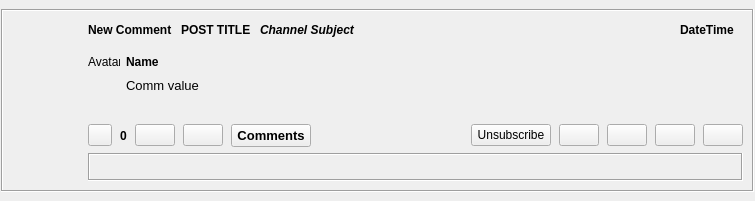
Before: the Qt Designer form retroshare-gui/src/gui/feeds/BoardsCommentsItem.ui in RetroShare/RetroShare, drawn with Qt 5.
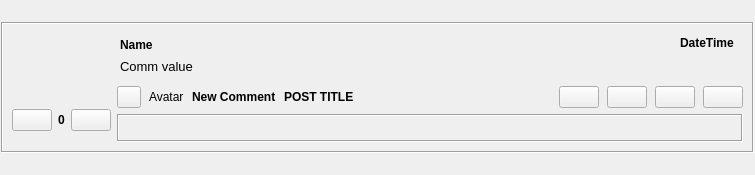
After: the same form once the commit is applied. Custom widgets are drawn as their Qt base class.

The edit to the form file:
```diff
--- a/retroshare-gui/src/gui/feeds/BoardsCommentsItem.ui
+++ b/retroshare-gui/src/gui/feeds/BoardsCommentsItem.ui
@@ -7,7 +7,7 @@
     <x>0</x>
     <y>0</y>
     <width>755</width>
-    <height>201</height>
+    <height>175</height>
    </rect>
   </property>
   <layout class="QGridLayout" name="gridLayout_3">
@@ -23,7 +23,7 @@
    <property name="bottomMargin">
     <number>1</number>
    </property>
-   <item row="0" column="0">
+   <item row="1" column="0">
     <widget class="QFrame" name="mainFrame">
      <property name="sizePolicy">
       <sizepolicy hsizetype="Expanding" vsizetype="Fixed">
@@ -41,288 +41,9 @@
       <enum>QFrame::Sunken</enum>
      </property>
      <layout class="QGridLayout" name="gridLayout_2">
-      <item row="0" column="0" rowspan="4">
-       <layout class="QVBoxLayout" name="verticalLayout">
-        <item>
-         <widget class="QLabel" name="logoLabel">
-          <property name="sizePolicy">
-           <sizepolicy hsizetype="Preferred" vsizetype="Maximum">
-            <horstretch>0</horstretch>
-            <verstretch>0</verstretch>
-           </sizepolicy>
-          </property>
-          <property name="minimumSize">
-           <size>
-            <width>70</width>
-            <height>70</height>
-           </size>
-          </property>
-          <property name="maximumSize">
-           <size>
-            <width>70</width>
-            <height>70</height>
-           </size>
-          </property>
-          <property name="text">
-           <string/>
-          </property>
-          <property name="scaledContents">
-           <bool>true</bool>
-          </property>
-          <property name="alignment">
-           <set>Qt::AlignCenter</set>
-          </property>
-         </widget>
-        </item>
-        <item>
-         <spacer name="verticalSpacer">
-          <property name="orientation">
-           <enum>Qt::Vertical</enum>
-          </property>
-          <property name="sizeHint" stdset="0">
-           <size>
-            <width>20</width>
-            <height>40</height>
-           </size>
-          </property>
-         </spacer>
-        </item>
-       </layout>
-      </item>
-      <item row="0" column="1">
-       <layout class="QHBoxLayout" name="tilteHLayout">
-        <property name="spacing">
-         <number>9</number>
-        </property>
-        <property name="rightMargin">
-         <number>9</number>
-        </property>
-        <item>
-         <widget class="QLabel" name="newCommentLabel">
-          <property name="sizePolicy">
-           <sizepolicy hsizetype="Preferred" vsizetype="Preferred">
-            <horstretch>0</horstretch>
-            <verstretch>0</verstretch>
-           </sizepolicy>
-          </property>
-          <property name="font">
-           <font>
-            <weight>75</weight>
-            <bold>true</bold>
-           </font>
-          </property>
-          <property name="text">
-           <string>New Comment</string>
-          </property>
-          <property name="scaledContents">
-           <bool>true</bool>
-          </property>
-         </widget>
-        </item>
-        <item>
-         <widget class="QLabel" name="subjectLabel">
-          <property name="font">
-           <font>
-            <weight>75</weight>
-            <bold>true</bold>
-           </font>
-          </property>
-          <property name="text">
-           <string notr="true">POST TITLE</string>
-          </property>
-          <property name="openExternalLinks">
-           <bool>true</bool>
-          </property>
-         </widget>
-        </item>
-        <item>
-         <widget class="QLabel" name="titleLabel">
-          <property name="sizePolicy">
-           <sizepolicy hsizetype="Preferred" vsizetype="Preferred">
-            <horstretch>0</horstretch>
-            <verstretch>0</verstretch>
-           </sizepolicy>
-          </property>
-          <property name="font">
-           <font>
-            <weight>75</weight>
-            <italic>true</italic>
-            <bold>true</bold>
-           </font>
-          </property>
-          <property name="text">
-           <string notr="true">Channel Subject</string>
-          </property>
-          <property name="scaledContents">
-           <bool>false</bool>
-          </property>
-          <property name="openExternalLinks">
-           <bool>true</bool>
-          </property>
-         </widget>
-        </item>
-        <item>
-         <spacer name="horizontalSpacer">
-          <property name="orientation">
-           <enum>Qt::Horizontal</enum>
-          </property>
-          <property name="sizeHint" stdset="0">
-           <size>
-            <width>40</width>
-            <height>20</height>
-           </size>
-          </property>
-         </spacer>
-        </item>
-        <item>
-         <widget class="QLabel" name="datetimeLabel">
-          <property name="font">
-           <font>
-            <weight>75</weight>
-            <bold>true</bold>
-           </font>
-          </property>
-          <property name="text">
-           <string notr="true">DateTime</string>
-          </property>
-         </widget>
-        </item>
-       </layout>
-      </item>
-      <item row="1" column="1">
-       <widget class="QFrame" name="commentFrame">
-        <property name="sizePolicy">
-         <sizepolicy hsizetype="Expanding" vsizetype="Preferred">
-          <horstretch>0</horstretch>
-          <verstretch>0</verstretch>
-         </sizepolicy>
-        </property>
-        <property name="styleSheet">
-         <string notr="true"/>
-        </property>
-        <layout class="QGridLayout" name="gridLayout">
-         <property name="sizeConstraint">
-          <enum>QLayout::SetDefaultConstraint</enum>
-         </property>
-         <property name="leftMargin">
-          <number>0</number>
-         </property>
-         <property name="topMargin">
-          <number>0</number>
-         </property>
-         <property name="rightMargin">
-          <number>0</number>
-         </property>
-         <property name="bottomMargin">
-          <number>0</number>
-         </property>
-         <property name="horizontalSpacing">
-          <number>6</number>
-         </property>
-         <property name="verticalSpacing">
-          <number>0</number>
-         </property>
-         <item row="0" column="3">
-          <spacer name="horizontalSpacer_3">
-           <property name="orientation">
-            <enum>Qt::Horizontal</enum>
-           </property>
-           <property name="sizeType">
-            <enum>QSizePolicy::Expanding</enum>
-           </property>
-           <property name="sizeHint" stdset="0">
-            <size>
-             <width>288</width>
-             <height>17</height>
-            </size>
-           </property>
-          </spacer>
-         </item>
-         <item row="1" column="0">
-          <spacer name="verticalSpacer_3">
-           <property name="orientation">
-            <enum>Qt::Vertical</enum>
-           </property>
-           <property name="sizeHint" stdset="0">
-            <size>
-             <width>20</width>
-             <height>40</height>
-            </size>
-           </property>
-          </spacer>
-         </item>
-         <item row="0" column="2">
-          <widget class="GxsIdLabel" name="nameLabel">
-           <property name="sizePolicy">
-            <sizepolicy hsizetype="Preferred" vsizetype="Preferred">
-             <horstretch>0</horstretch>
-             <verstretch>0</verstretch>
-            </sizepolicy>
-           </property>
-           <property name="font">
-            <font>
-             <weight>75</weight>
-             <bold>true</bold>
-            </font>
-           </property>
-           <property name="text">
-            <string>Name</string>
-           </property>
-           <property name="alignment">
-            <set>Qt::AlignLeading|Qt::AlignLeft|Qt::AlignVCenter</set>
-           </property>
-          </widget>
-         </item>
-         <item row="0" column="0">
-          <widget class="QLabel" name="avatarLabel">
-           <property name="minimumSize">
-            <size>
-             <width>32</width>
-             <height>32</height>
-            </size>
-           </property>
-           <property name="maximumSize">
-            <size>
-             <width>32</width>
-             <height>32</height>
-            </size>
-           </property>
-           <property name="text">
-            <string>Avatar</string>
-           </property>
-          </widget>
-         </item>
-         <item row="1" column="2" colspan="2">
-          <widget class="QLabel" name="commLabel">
-           <property name="sizePolicy">
-            <sizepolicy hsizetype="Preferred" vsizetype="Preferred">
-             <horstretch>0</horstretch>
-             <verstretch>0</verstretch>
-            </sizepolicy>
-           </property>
-           <property name="font">
-            <font>
-             <family>MS Sans Serif</family>
-             <pointsize>10</pointsize>
-            </font>
-           </property>
-           <property name="text">
-            <string>Comm value</string>
-           </property>
-           <property name="alignment">
-            <set>Qt::AlignLeading|Qt::AlignLeft|Qt::AlignTop</set>
-           </property>
-           <property name="wordWrap">
-            <bool>true</bool>
-           </property>
-           <property name="textInteractionFlags">
-            <set>Qt::LinksAccessibleByMouse|Qt::TextSelectableByMouse</set>
-           </property>
-          </widget>
-         </item>
-        </layout>
-       </widget>
-      </item>
+      <property name="topMargin">
+       <number>9</number>
+      </property>
       <item row="2" column="1">
        <layout class="QHBoxLayout" name="buttonHLayout">
         <property name="spacing">
@@ -354,7 +75,20 @@
          </widget>
         </item>
         <item>
-         <widget class="QLabel" name="scoreLabel">
+         <widget class="QLabel" name="logoLabel">
+          <property name="text">
+           <string>Avatar</string>
+          </property>
+         </widget>
+        </item>
+        <item>
+         <widget class="QLabel" name="newCommentLabel">
+          <property name="sizePolicy">
+           <sizepolicy hsizetype="Preferred" vsizetype="Preferred">
+            <horstretch>0</horstretch>
+            <verstretch>0</verstretch>
+           </sizepolicy>
+          </property>
           <property name="font">
            <font>
             <weight>75</weight>
@@ -362,42 +96,26 @@
            </font>
           </property>
           <property name="text">
-           <string>0</string>
+           <string>New Comment</string>
           </property>
-         </widget>
-        </item>
-        <item>
-         <widget class="QPushButton" name="voteUpButton">
-          <property name="toolTip">
-           <string>I like this</string>
+          <property name="scaledContents">
+           <bool>true</bool>
           </property>
-          <property name="text">
-           <string/>
-          </property>
          </widget>
         </item>
         <item>
-         <widget class="QPushButton" name="voteDownButton">
-          <property name="toolTip">
-           <string>I dislike this</string>
-          </property>
-          <property name="text">
-           <string/>
-          </property>
-         </widget>
-        </item>
-        <item>
-         <widget class="QPushButton" name="commentButton">
+         <widget class="QLabel" name="subjectLabel">
           <property name="font">
            <font>
-            <family>MS Sans Serif</family>
-            <pointsize>10</pointsize>
             <weight>75</weight>
             <bold>true</bold>
            </font>
           </property>
           <property name="text">
-           <string>Comments</string>
+           <string notr="true">POST TITLE</string>
+          </property>
+          <property name="openExternalLinks">
+           <bool>true</bool>
           </property>
          </widget>
         </item>
@@ -414,25 +132,6 @@
           </property>
          </spacer>
         </item>
-        <item>
-         <widget class="QPushButton" name="unsubscribeButton">
-          <property name="sizePolicy">
-           <sizepolicy hsizetype="Fixed" vsizetype="Fixed">
-            <horstretch>0</horstretch>
-            <verstretch>0</verstretch>
-           </sizepolicy>
-          </property>
-          <property name="focusPolicy">
-           <enum>Qt::NoFocus</enum>
-          </property>
-          <property name="toolTip">
-           <string>Unsubscribe From Channel</string>
-          </property>
-          <property name="text">
-           <string>Unsubscribe</string>
-          </property>
-         </widget>
-        </item>
         <item>
          <widget class="QPushButton" name="copyLinkButton">
           <property name="sizePolicy">
@@ -569,6 +268,200 @@
         </layout>
        </widget>
       </item>
+      <item row="0" column="0" rowspan="4">
+       <layout class="QVBoxLayout" name="verticalLayout">
+        <item>
+         <widget class="QLabel" name="avatarLabel">
+          <property name="sizePolicy">
+           <sizepolicy hsizetype="Preferred" vsizetype="Maximum">
+            <horstretch>0</horstretch>
+            <verstretch>0</verstretch>
+           </sizepolicy>
+          </property>
+          <property name="minimumSize">
+           <size>
+            <width>70</width>
+            <height>70</height>
+           </size>
+          </property>
+          <property name="maximumSize">
+           <size>
+            <width>70</width>
+            <height>70</height>
+           </size>
+          </property>
+          <property name="text">
+           <string/>
+          </property>
+          <property name="scaledContents">
+           <bool>true</bool>
+          </property>
+          <property name="alignment">
+           <set>Qt::AlignCenter</set>
+          </property>
+         </widget>
+        </item>
+        <item>
+         <layout class="QHBoxLayout" name="horizontalLayout">
+          <item>
+           <widget class="QPushButton" name="voteUpButton">
+            <property name="toolTip">
+             <string>I like this</string>
+            </property>
+            <property name="text">
+             <string/>
+            </property>
+           </widget>
+          </item>
+          <item>
+           <widget class="QLabel" name="scoreLabel">
+            <property name="font">
+             <font>
+              <weight>75</weight>
+              <bold>true</bold>
+             </font>
+            </property>
+            <property name="text">
+             <string>0</string>
+            </property>
+           </widget>
+          </item>
+          <item>
+           <widget class="QPushButton" name="voteDownButton">
+            <property name="toolTip">
+             <string>I dislike this</string>
+            </property>
+            <property name="text">
+             <string/>
+            </property>
+           </widget>
+          </item>
+         </layout>
+        </item>
+        <item>
+         <spacer name="verticalSpacer">
+          <property name="orientation">
+           <enum>Qt::Vertical</enum>
+          </property>
+          <property name="sizeHint" stdset="0">
+           <size>
+            <width>58</width>
+            <height>10</height>
+           </size>
+          </property>
+         </spacer>
+        </item>
+       </layout>
+      </item>
+      <item row="0" column="1">
+       <widget class="QFrame" name="commentFrame">
+        <property name="sizePolicy">
+         <sizepolicy hsizetype="Expanding" vsizetype="Preferred">
+          <horstretch>0</horstretch>
+          <verstretch>0</verstretch>
+         </sizepolicy>
+        </property>
+        <property name="styleSheet">
+         <string notr="true"/>
+        </property>
+        <layout class="QGridLayout" name="gridLayout">
+         <property name="leftMargin">
+          <number>3</number>
+         </property>
+         <property name="topMargin">
+          <number>3</number>
+         </property>
+         <property name="rightMargin">
+          <number>9</number>
+         </property>
+         <property name="bottomMargin">
+          <number>0</number>
+         </property>
+         <item row="0" column="2">
+          <spacer name="horizontalSpacer_3">
+           <property name="orientation">
+            <enum>Qt::Horizontal</enum>
+           </property>
+           <property name="sizeType">
+            <enum>QSizePolicy::Expanding</enum>
+           </property>
+           <property name="sizeHint" stdset="0">
+            <size>
+             <width>288</width>
+             <height>17</height>
+            </size>
+           </property>
+          </spacer>
+         </item>
+         <item row="0" column="3">
+          <widget class="QLabel" name="datetimeLabel">
+           <property name="font">
+            <font>
+             <weight>75</weight>
+             <bold>true</bold>
+            </font>
+           </property>
+           <property name="text">
+            <string notr="true">DateTime</string>
+           </property>
+           <property name="alignment">
+            <set>Qt::AlignLeading|Qt::AlignLeft|Qt::AlignTop</set>
+           </property>
+          </widget>
+         </item>
+         <item row="0" column="0" colspan="2">
+          <widget class="GxsIdLabel" name="nameLabel">
+           <property name="sizePolicy">
+            <sizepolicy hsizetype="Preferred" vsizetype="Preferred">
+             <horstretch>0</horstretch>
+             <verstretch>0</verstretch>
+            </sizepolicy>
+           </property>
+           <property name="font">
+            <font>
+             <weight>75</weight>
+             <bold>true</bold>
+            </font>
+           </property>
+           <property name="text">
+            <string>Name</string>
+           </property>
+           <property name="alignment">
+            <set>Qt::AlignLeading|Qt::AlignLeft|Qt::AlignVCenter</set>
+           </property>
+          </widget>
+         </item>
+         <item row="1" column="0" colspan="4">
+          <widget class="QLabel" name="commLabel">
+           <property name="sizePolicy">
+            <sizepolicy hsizetype="Preferred" vsizetype="Preferred">
+             <horstretch>0</horstretch>
+             <verstretch>0</verstretch>
+            </sizepolicy>
+           </property>
+           <property name="font">
+            <font>
+             <family>MS Sans Serif</family>
+             <pointsize>10</pointsize>
+            </font>
+           </property>
+           <property name="text">
+            <string>Comm value</string>
+           </property>
+           <property name="alignment">
+            <set>Qt::AlignLeading|Qt::AlignLeft|Qt::AlignTop</set>
+           </property>
+           <property name="wordWrap">
+            <bool>true</bool>
+           </property>
+           <property name="textInteractionFlags">
+            <set>Qt::LinksAccessibleByMouse|Qt::TextSelectableByMouse</set>
+           </property>
+          </widget>
+         </item>
+        </layout>
+       </widget>
+      </item>
      </layout>
     </widget>
    </item>
```
